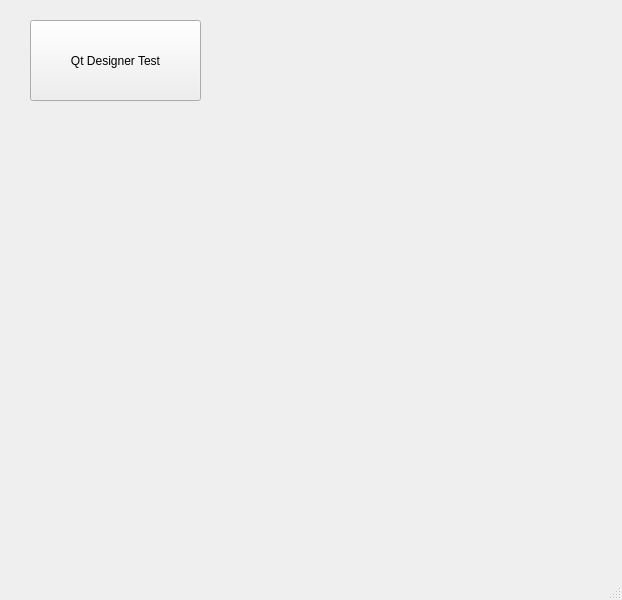
Before: the Qt Designer form PyQt/PyQt/qtDesignerTest.ui in EasyCoding-7/pythonQuantBackTesting, drawn with Qt 5.
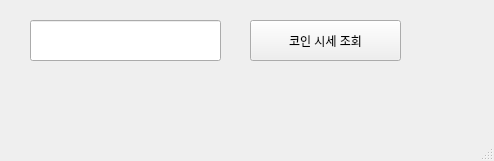
After: the same form once the commit is applied.

Commit message: Qt-Designer-3

```diff
--- a/PyQt/PyQt/qtDesignerTest.ui
+++ b/PyQt/PyQt/qtDesignerTest.ui
@@ -6,8 +6,8 @@
    <rect>
     <x>0</x>
     <y>0</y>
-    <width>622</width>
-    <height>600</height>
+    <width>494</width>
+    <height>161</height>
    </rect>
   </property>
   <property name="windowTitle">
@@ -17,14 +17,24 @@
    <widget class="QPushButton" name="eventBtn">
     <property name="geometry">
      <rect>
-      <x>30</x>
+      <x>250</x>
       <y>20</y>
-      <width>171</width>
-      <height>81</height>
+      <width>151</width>
+      <height>41</height>
      </rect>
     </property>
     <property name="text">
-     <string>Qt Designer Test</string>
+     <string>코인 시세 조회</string>
+    </property>
+   </widget>
+   <widget class="QLineEdit" name="lineEdit">
+    <property name="geometry">
+     <rect>
+      <x>30</x>
+      <y>20</y>
+      <width>191</width>
+      <height>41</height>
+     </rect>
     </property>
    </widget>
   </widget>
```
Left out of the diff: 4 changed lines with no effect on the pictures. The commit also changes 2 other files.
